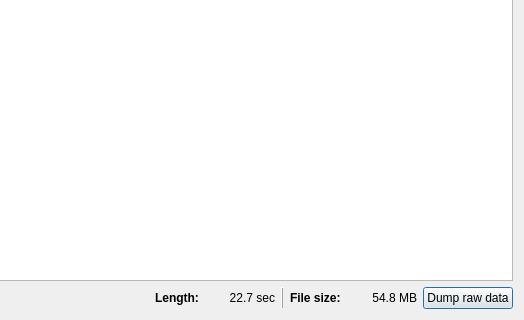
KejPi/AbracaDABra, file gui/ensembleinfodialog.ui: the form before one commit; both pictures show x 124 to 648 and y 346 to 666 of the 648 by 666 pixel window.
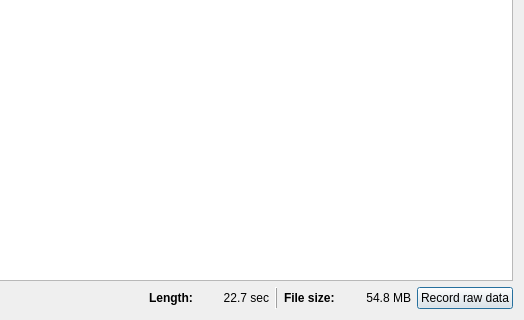
The form after the commit.

Commit message: Dump renamed to Record

Diff of the .ui file:
```diff
--- a/gui/ensembleinfodialog.ui
+++ b/gui/ensembleinfodialog.ui
@@ -607,7 +607,7 @@
      <item>
       <widget class="QPushButton" name="dumpButton">
        <property name="text">
-        <string>Dump raw data</string>
+        <string>Record raw data</string>
        </property>
       </widget>
      </item>
```
Left out of the diff: 2 changed lines with no effect on the pictures. The commit also changes 1 other file.
